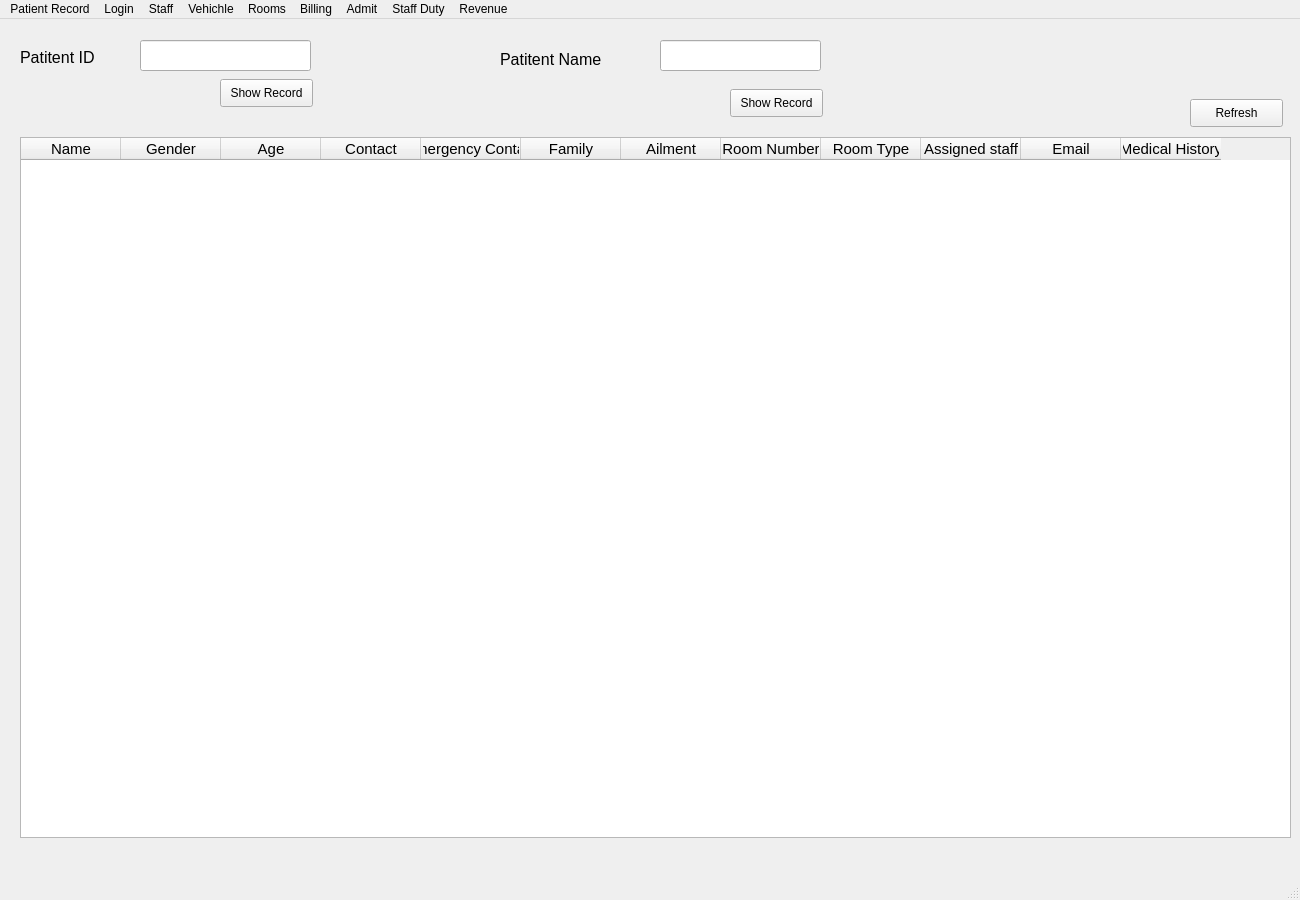
Old version of the form Views/PatientRecord.ui in the repository abhipray-cpu/Hospital-managent-GUI.
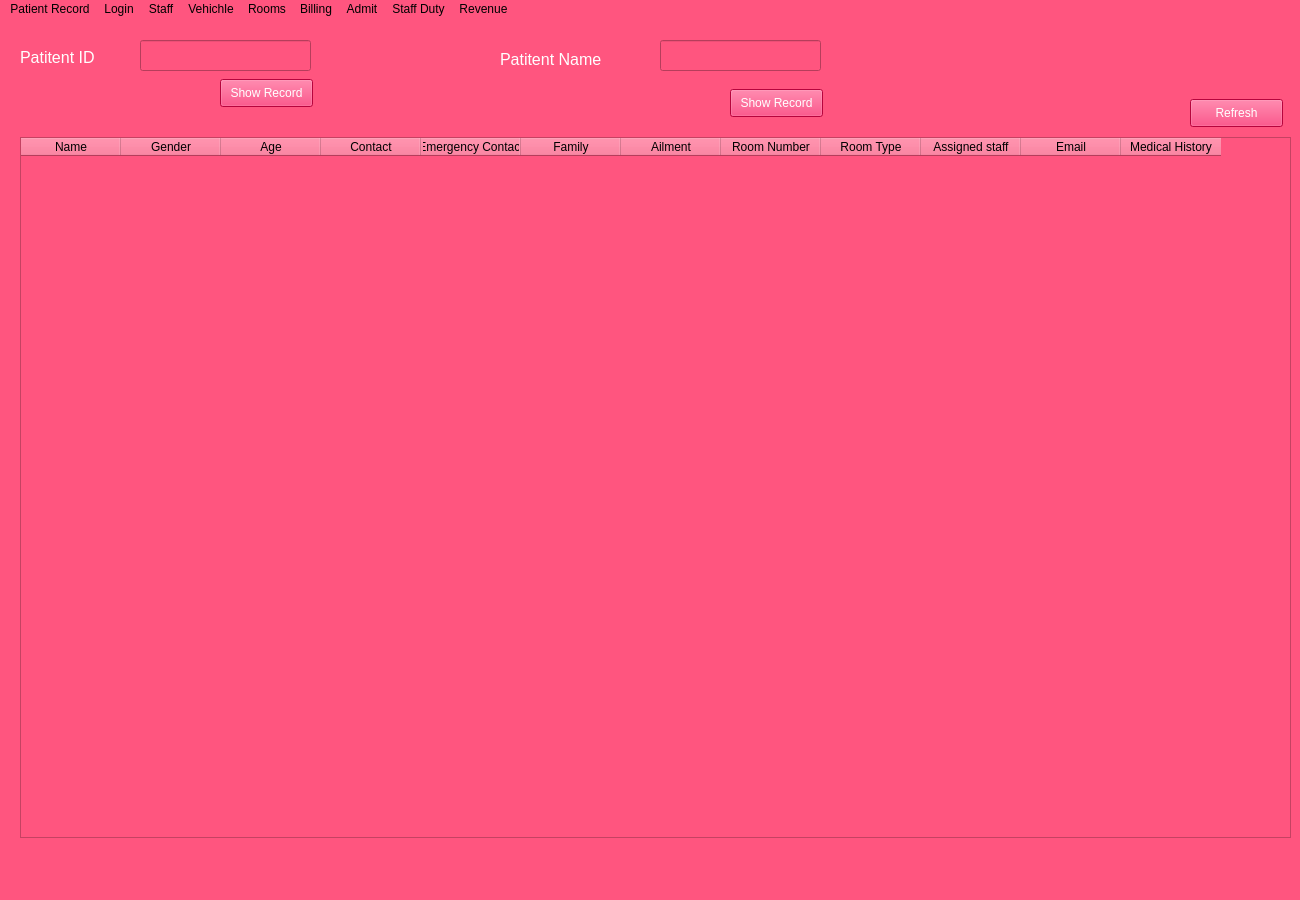
New version of the form.

Commit message: add colors to to the table headers

```diff
--- a/Views/PatientRecord.ui
+++ b/Views/PatientRecord.ui
@@ -13,6 +13,9 @@
   <property name="windowTitle">
    <string>MainWindow</string>
   </property>
+  <property name="styleSheet">
+   <string notr="true">background-color: rgb(255, 85, 127);</string>
+  </property>
   <widget class="QWidget" name="MainWidget">
    <widget class="QLabel" name="PIDLabel">
     <property name="geometry">
@@ -30,6 +33,9 @@
       <bold>false</bold>
      </font>
     </property>
+    <property name="styleSheet">
+     <string notr="true">color: rgb(255, 255, 255);</string>
+    </property>
     <property name="text">
      <string>Patitent ID</string>
     </property>
@@ -48,6 +54,10 @@
       <pointsize>10</pointsize>
      </font>
     </property>
+    <property name="styleSheet">
+     <string notr="true">color: rgb(255, 255, 255);
+selection-background-color: rgb(255, 11, 104);</string>
+    </property>
    </widget>
    <widget class="QPushButton" name="SearchBtn">
     <property name="geometry">
@@ -58,6 +68,10 @@
       <height>28</height>
      </rect>
     </property>
+    <property name="styleSheet">
+     <string notr="true">color: rgb(255, 255, 255);
+background-color: rgb(255, 7, 85);</string>
+    </property>
     <property name="text">
      <string>Show Record</string>
     </property>
@@ -76,6 +90,9 @@
       <pointsize>12</pointsize>
      </font>
     </property>
+    <property name="styleSheet">
+     <string notr="true">color: rgb(255, 255, 255);</string>
+    </property>
     <property name="text">
      <string>Patitent Name</string>
     </property>
@@ -94,6 +111,10 @@
       <pointsize>10</pointsize>
      </font>
     </property>
+    <property name="styleSheet">
+     <string notr="true">color: rgb(255, 255, 255);
+selection-background-color: rgb(255, 11, 104);</string>
+    </property>
    </widget>
    <widget class="QPushButton" name="SearchBtn_2">
     <property name="geometry">
@@ -104,6 +125,10 @@
       <height>28</height>
      </rect>
     </property>
+    <property name="styleSheet">
+     <string notr="true">color: rgb(255, 255, 255);
+background-color: rgb(255, 7, 85);</string>
+    </property>
     <property name="text">
      <string>Show Record</string>
     </property>
@@ -117,6 +142,10 @@
       <height>28</height>
      </rect>
     </property>
+    <property name="styleSheet">
+     <string notr="true">color: rgb(255, 255, 255);
+background-color: rgb(255, 7, 85);</string>
+    </property>
     <property name="text">
      <string>Refresh</string>
     </property>
```
The commit also changes 8 other files.
